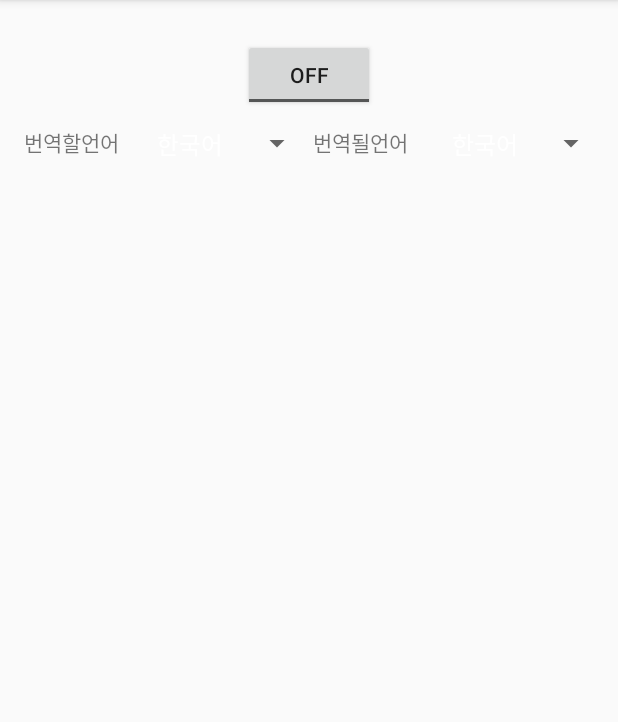
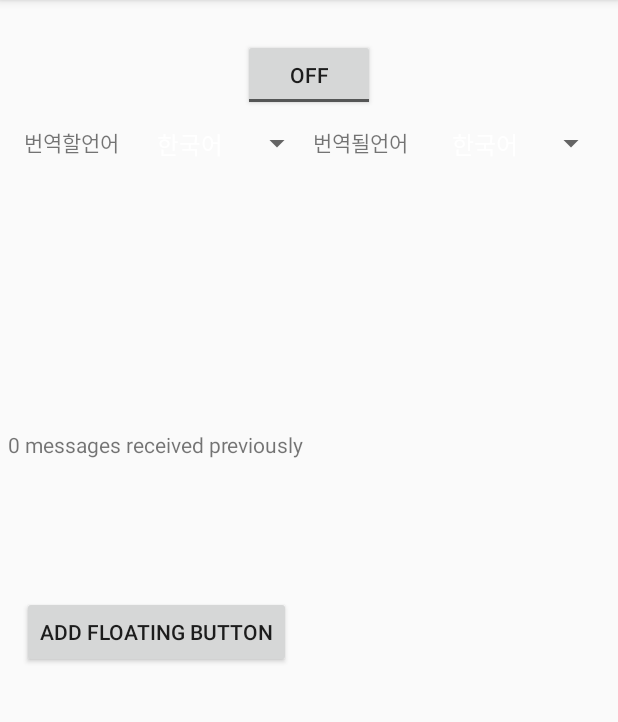
Before and after one commit to MDatabase/MyTrans, an Android app: the screen it shows after launch (MainActivity), on a phone screen of 412 x 824 dp, the part 84-806 px from its top. Run offline under Robolectric (Android 15) with nearby library versions, the phone set to English and light mode, and no system bars.

Commit message:
add floating button

```diff
--- a/app/build.gradle
+++ b/app/build.gradle
@@ -20,6 +20,7 @@ android {
 }
 
 dependencies {
+    implementation 'com.github.andremion:counterfab:1.0.1'
     implementation fileTree(dir: 'libs', include: ['*.jar'])
     implementation 'androidx.appcompat:appcompat:1.1.0'
     implementation 'androidx.constraintlayout:constraintlayout:1.1.3'
--- a/app/src/main/java/com/example/mytrans/MainActivity.java
+++ b/app/src/main/java/com/example/mytrans/MainActivity.java
@@ -2,26 +2,54 @@ package com.example.mytrans;
 
 import androidx.appcompat.app.AppCompatActivity;
 
+import android.content.Intent;
+import android.net.Uri;
+import android.os.Build;
 import android.os.Bundle;
+import android.provider.Settings;
 import android.view.View;
 import android.widget.AdapterView;
 import android.widget.ArrayAdapter;
 import android.widget.Button;
 import android.widget.Spinner;
+import android.widget.TextView;
 import android.widget.Toast;
 
 import java.util.ArrayList;
 
 public class MainActivity extends AppCompatActivity {
 
+    private static final int DRAW_OVER_OTHER_APP_PERMISSION = 123;
     private Spinner tT,tbT;
     ArrayList<String> langList;
     ArrayAdapter<String> arrayAdapter;
     Button OnOffBtn;
+    Button fBtn;
+    TextView fTxt;
     @Override
     protected void onCreate(Bundle savedInstanceState) {
         super.onCreate(savedInstanceState);
         setContentView(R.layout.activity_main);
+        askForSystemOverlayPermission(); // 퍼미션을 묻는 함수
+
+        fBtn=findViewById(R.id.fbutton);
+        fTxt=findViewById(R.id.ftextView);
+        int badge_count = getIntent().getIntExtra("badge_count", 0);
+
+        fTxt.setText(badge_count + " messages received previously");
+
+
+        fBtn.setOnClickListener(new View.OnClickListener() {
+            @Override
+            public void onClick(View v) {
+                if (Build.VERSION.SDK_INT < Build.VERSION_CODES.M || Settings.canDrawOverlays(MainActivity.this)) {
+                    startService(new Intent(MainActivity.this, FloatingWidgetService.class));
+                } else {
+                    errorToast();
+                }
+            }
+        });
+
 
         langList=new ArrayList<>();
         langList.add("한국어");
@@ -61,4 +89,32 @@ public class MainActivity extends AppCompatActivity {
 
 
     }
+    private void askForSystemOverlayPermission() {
+        if (Build.VERSION.SDK_INT >= Build.VERSION_CODES.M && !Settings.canDrawOverlays(this)) {
+
+            //If the draw over permission is not available to open the settings screen
+            //to grant the permission.
+            Intent intent = new Intent(Settings.ACTION_MANAGE_OVERLAY_PERMISSION,
+                    Uri.parse("package:" + getPackageName()));
+            startActivityForResult(intent, DRAW_OVER_OTHER_APP_PERMISSION);
+        }
+    }
+    protected void onPause() {
+        super.onPause();
+
+
+        // To prevent starting the service if the required permission is NOT granted.
+        if (Build.VERSION.SDK_INT == Build.VERSION_CODES.M) {
+            if (!Settings.canDrawOverlays(this)) {
+                //Permission is not available. Display error text.
+                Toast.makeText(this, "Draw over other app permission not available. Can't start the application without the permission.", Toast.LENGTH_LONG).show();
+                finish();
+            }
+        }else {
+        //super.onActivityResult(requestCode, resultCode, data);
+        }
+    }
+    private void errorToast() {
+        Toast.makeText(this, "Draw over other app permission not available. Can't start the application without the permission.", Toast.LENGTH_LONG).show();
+    }
 }
--- a/app/src/main/res/layout/activity_main.xml
+++ b/app/src/main/res/layout/activity_main.xml
@@ -55,6 +55,32 @@
         app:layout_constraintStart_toEndOf="@+id/tTSpin"
         app:layout_constraintTop_toTopOf="@+id/tTSpin" />
 
+    <Button
+        android:id="@+id/fbutton"
+        android:layout_width="wrap_content"
+        android:layout_height="wrap_content"
+        android:layout_alignParentBottom="true"
+        android:layout_centerHorizontal="true"
+        android:layout_margin="16dp"
+        android:text="ADD FLOATING BUTTON"
+        app:layout_constraintBottom_toBottomOf="parent"
+        app:layout_constraintEnd_toStartOf="@+id/guideline"
+        app:layout_constraintStart_toStartOf="parent"
+        app:layout_constraintTop_toTopOf="@+id/guideline2" />
+
+    <TextView
+        android:id="@+id/ftextView"
+        android:layout_width="wrap_content"
+        android:layout_height="wrap_content"
+        android:layout_centerInParent="true"
+        android:layout_marginTop="164dp"
+        android:layout_marginBottom="85dp"
+        android:text="Hello World!"
+        app:layout_constraintBottom_toTopOf="@+id/fbutton"
+        app:layout_constraintEnd_toStartOf="@+id/guideline"
+        app:layout_constraintStart_toStartOf="parent"
+        app:layout_constraintTop_toBottomOf="@+id/tTSpin" />
+
     <ToggleButton
         android:id="@+id/toggleButton"
         android:layout_width="wrap_content"
```
Also changed, not shown: app/src/main/AndroidManifest.xml (+10 -1 lines), app/src/main/java/com/example/mytrans/FloatingWidgetService.java (added, +195 -0 lines), app/src/main/res/layout/overlay_layout.xml (added, +21 -0 lines), build.gradle (line endings or trailing spaces).
